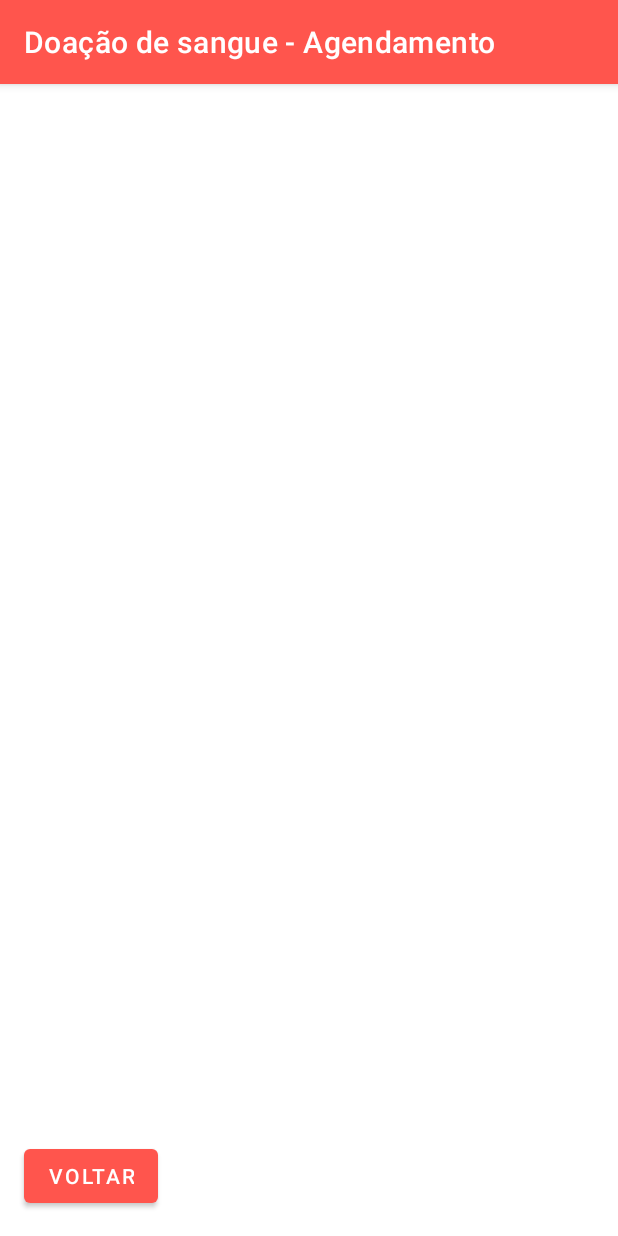
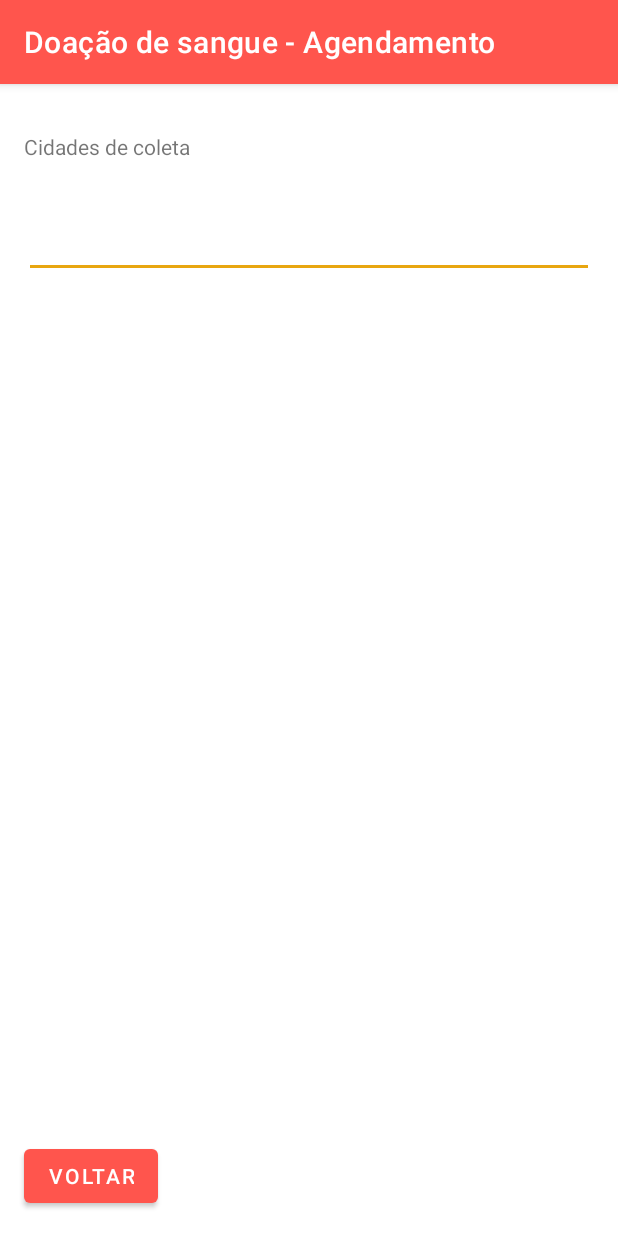
Before and after one commit to ravileal/mobile_exercice_-_2020.2_MOBILE, an Android app: the ActivityCadastro_2 screen opened directly, with no data from a screen before it, on a phone screen of 412 x 824 dp. Run offline under Robolectric (Android 15) with nearby library versions, the phone set to English and light mode, and no system bars.

Commit message:
Adicionado campo de cidades
Adicionado campo com autocomplete de cidades para doação

```diff
--- a/app/src/main/java/com/example/mobileexercice/ActivityCadastro_2.java
+++ b/app/src/main/java/com/example/mobileexercice/ActivityCadastro_2.java
@@ -5,12 +5,17 @@ import android.os.Bundle;
 
 import androidx.appcompat.app.AppCompatActivity;
 import androidx.appcompat.widget.Toolbar;
+import androidx.constraintlayout.widget.ConstraintLayout;
 
+import android.widget.ArrayAdapter;
+import android.widget.AutoCompleteTextView;
 import android.widget.Button;
 
 public class ActivityCadastro_2 extends AppCompatActivity {
 
-    Button btnVoltar;
+    private Button btnVoltar;
+    private ConstraintLayout constraintLayout;
+    private AutoCompleteTextView autoCompleteTextView;
 
     @Override
     protected void onCreate(Bundle savedInstanceState) {
@@ -20,6 +25,17 @@ public class ActivityCadastro_2 extends AppCompatActivity {
         toolbar.setTitle("Doação de sangue - Agendamento");
         setSupportActionBar(toolbar);
         addListenerButton();
+        addAutoComplete();
+    }
+
+    private void addAutoComplete(){
+
+        String cidades[] = {"Fortaleza","Quixadá", "Quixeramobim"};
+        autoCompleteTextView = (AutoCompleteTextView) findViewById(R.id.autoCompleteTextViewCidade);
+        ArrayAdapter<String> adapter = new ArrayAdapter<String>(ActivityCadastro_2.this, android.R.layout.simple_dropdown_item_1line, cidades);
+
+        autoCompleteTextView.setThreshold(1);
+        autoCompleteTextView.setAdapter(adapter);
     }
 
     private void addListenerButton(){
--- a/app/src/main/java/com/example/mobileexercice/ViewPagerAdapter.java
+++ b/app/src/main/java/com/example/mobileexercice/ViewPagerAdapter.java
@@ -1,14 +1,9 @@
 package com.example.mobileexercice;
-
-import android.os.Bundle;
 
 import androidx.annotation.NonNull;
 import androidx.fragment.app.Fragment;
 import androidx.fragment.app.FragmentManager;
 import androidx.fragment.app.FragmentPagerAdapter;
-import androidx.viewpager.widget.ViewPager;
-
-import com.google.android.material.tabs.TabLayout;
 
 import java.util.ArrayList;
 
--- a/app/src/main/res/layout/content_cadastro.xml
+++ b/app/src/main/res/layout/content_cadastro.xml
@@ -2,6 +2,7 @@
 <androidx.constraintlayout.widget.ConstraintLayout xmlns:android="http://schemas.android.com/apk/res/android"
     xmlns:app="http://schemas.android.com/apk/res-auto"
     xmlns:tools="http://schemas.android.com/tools"
+    android:id="@+id/constraint_cadastro"
     android:layout_width="match_parent"
     android:layout_height="match_parent"
     app:layout_behavior="@string/appbar_scrolling_view_behavior">
@@ -47,7 +48,7 @@
         android:autofillHints="no"
         android:ems="10"
         android:inputType="textPersonName"
-        android:text="@string/edtName"
+        android:text="@string/Vazio"
         app:layout_constraintStart_toStartOf="parent"
         app:layout_constraintTop_toBottomOf="@+id/textViewNome" />
 
--- a/app/src/main/res/layout/content_cadastro_2.xml
+++ b/app/src/main/res/layout/content_cadastro_2.xml
@@ -16,10 +16,25 @@
         app:layout_constraintBottom_toBottomOf="parent"
         app:layout_constraintStart_toStartOf="parent" />
 
-    <ListView
-        android:layout_width="match_parent"
-        android:layout_height="match_parent"
-        tools:layout_editor_absoluteX="21dp"
-        tools:layout_editor_absoluteY="23dp" />
+    <TextView
+        android:id="@+id/textViewCidadeColeta"
+        android:layout_width="wrap_content"
+        android:layout_height="wrap_content"
+        android:layout_marginStart="16dp"
+        android:layout_marginTop="32dp"
+        android:labelFor="@id/autoCompleteTextViewCidade"
+        android:text="@string/cidadesDelocais"
+        app:layout_constraintStart_toStartOf="parent"
+        app:layout_constraintTop_toTopOf="parent" />
+
+    <AutoCompleteTextView
+        android:id="@+id/autoCompleteTextViewCidade"
+        android:layout_width="380dp"
+        android:layout_height="54dp"
+        android:layout_marginStart="16dp"
+        android:layout_marginTop="24dp"
+        android:text="@string/Vazio"
+        app:layout_constraintStart_toStartOf="parent"
+        app:layout_constraintTop_toBottomOf="@+id/textViewCidadeColeta" />
 
 </androidx.constraintlayout.widget.ConstraintLayout>
--- a/app/src/main/res/values/strings.xml
+++ b/app/src/main/res/values/strings.xml
@@ -55,5 +55,7 @@
     <string name="titleApp">Doação de Sangue</string>
     <string name="btn_frag_agendar_cadastro">Agendar doação</string>
     <string name="Aceitar_Termos">Aceito Termos de Doação</string>
+    <string name="Vazio"></string>
+    <string name="cidadesDelocais">Cidades de coleta</string>
 
 </resources>
```
Also changed, not shown: app/src/main/AndroidManifest.xml (+16 -7 lines), app/src/main/java/com/example/mobileexercice/ActivityCadastro.java (+7 -1 lines), app/src/main/java/com/example/mobileexercice/ActivityPrincipal.java (+9 -0 lines), 1 other file.
